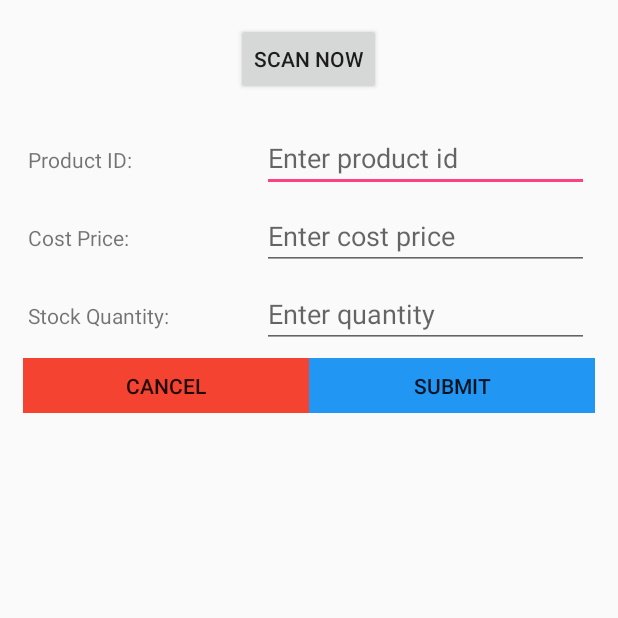
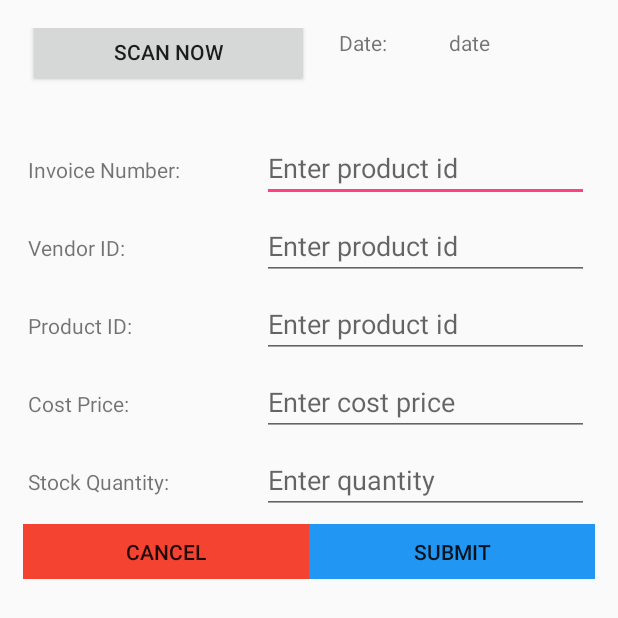
Before and after one commit to Akanshi32/ResellerProfit, an Android app: the layout dialog.xml on its own in the app's theme, with its tools: preview values and no code run, on a phone screen of 412 x 824 dp. Shown: the top 618 px of the screen. Run offline under Robolectric (Android 15) with nearby library versions, the phone set to English and light mode, and no system bars; network calls fail.

Commit message:
login and dialog

```diff
--- a/app/src/main/java/com/vansh/resellerprofit/activity/MainActivity.java
+++ b/app/src/main/java/com/vansh/resellerprofit/activity/MainActivity.java
@@ -280,7 +280,7 @@ public class MainActivity extends AppCompatActivity
         dialog.setContentView(R.layout.dialog_productid);
 
         dialog.setTitle("Product Details");
-        dialog.getWindow().setLayout(width*90/100, height*65/100);
+        dialog.getWindow().setLayout(width*90/100, height*100/100);
         dialog.show();
 
 
--- a/app/src/main/res/layout/activity_splash_screen.xml
+++ b/app/src/main/res/layout/activity_splash_screen.xml
@@ -6,7 +6,7 @@
     android:layout_height="match_parent"
     android:paddingBottom="@dimen/activity_vertical_margin"
     android:paddingLeft="@dimen/activity_horizontal_margin"
-    android:background="#b5121b"
+    android:background="@color/logo"
     android:paddingRight="@dimen/activity_horizontal_margin"
     android:paddingTop="@dimen/activity_vertical_margin"
     tools:context="com.vansh.resellerprofit.activity.SplashScreenActivity">
--- a/app/src/main/res/layout/dialog.xml
+++ b/app/src/main/res/layout/dialog.xml
@@ -1,15 +1,26 @@
 <?xml version="1.0" encoding="utf-8"?>
+<android.support.v4.widget.NestedScrollView
+    android:layout_width="match_parent"
+    android:layout_height="match_parent"
+    xmlns:android="http://schemas.android.com/apk/res/android">
 <LinearLayout
     xmlns:android="http://schemas.android.com/apk/res/android"
     android:layout_width="match_parent"
     android:orientation="vertical"
-
-    android:layout_margin="15dp"
+    android:layout_margin="5dp"
+    android:padding="10dp"
     android:layout_height="match_parent">
 
+    <LinearLayout
+        android:layout_width="match_parent"
+        android:layout_height="wrap_content"
+        android:padding="3dp"
+        android:orientation="horizontal">
+
         <Button
-        android:layout_width="wrap_content"
+            android:layout_width="0dp"
             android:layout_height="wrap_content"
+            android:layout_weight="0.5"
             android:text="@string/btn_scan_now"
             android:layout_centerHorizontal="true"
             android:gravity="center"
@@ -17,8 +28,57 @@
             android:onClick="scanNow"
             android:layout_marginBottom="@dimen/activity_vertical_margin"
             android:id="@+id/btn_scan_now" />
+        <TextView
+            android:layout_width="0dp"
+            android:layout_height="wrap_content"
+            android:layout_weight="0.25"
+            android:paddingLeft="20dp"
+            android:text="Date: "/>
+        <TextView
+            android:layout_width="0dp"
+            android:layout_height="wrap_content"
+            android:layout_weight="0.25"
+            android:id="@+id/purchase_date"
+            android:text="date"/>
 
+    </LinearLayout>
 
+    <LinearLayout
+        android:layout_width="match_parent"
+        android:layout_height="wrap_content"
+        android:padding="3dp"
+        android:orientation="horizontal">
+
+        <TextView
+            android:layout_width="0dp"
+            android:layout_height="wrap_content"
+            android:layout_weight="0.5"
+            android:text="Invoice Number: "/>
+        <EditText
+            android:id="@+id/invoiceno"
+            android:layout_width="0dp"
+            android:layout_height="wrap_content"
+            android:hint="Enter product id"
+            android:layout_weight="0.70"/>
+    </LinearLayout>
+    <LinearLayout
+        android:layout_width="match_parent"
+        android:layout_height="wrap_content"
+        android:padding="3dp"
+        android:orientation="horizontal">
+
+        <TextView
+            android:layout_width="0dp"
+            android:layout_height="wrap_content"
+            android:layout_weight="0.5"
+            android:text="Vendor ID: "/>
+        <EditText
+            android:id="@+id/vendorid"
+            android:layout_width="0dp"
+            android:layout_height="wrap_content"
+            android:hint="Enter product id"
+            android:layout_weight="0.70"/>
+    </LinearLayout>
     <LinearLayout
         android:layout_width="match_parent"
         android:layout_height="wrap_content"
@@ -97,4 +157,6 @@
             android:background="#2196F3"
             android:text="Submit"/>
     </LinearLayout>
+
 </LinearLayout>
+    </android.support.v4.widget.NestedScrollView>
--- a/app/src/main/res/values/colors.xml
+++ b/app/src/main/res/values/colors.xml
@@ -3,5 +3,6 @@
     <color name="colorPrimary">#d50000</color>
     <color name="colorPrimaryDark">#FFB71C1C</color>
     <color name="colorAccent">#FF4081</color>
+    <color name="logo">#b5121b</color>
 
 </resources>
--- a/app/src/main/res/values/strings.xml
+++ b/app/src/main/res/values/strings.xml
@@ -5,7 +5,10 @@
     <string name="navigation_drawer_close">Close navigation drawer</string>
     <string name="scan">Scan</string>
     <string name="action_settings">Settings</string>
+    <string name="login_title"><u>               Reseller Profit                </u>
+    </string>
     <string name="loading">Loading</string>
+    <string name="create_account"><u>No account yet? Create one</u></string>
     <string name="server_client_id">236374937836-0bcsq17t7pcj576c2bvr4lilrc4qf5ca.apps.googleusercontent.com</string>
 
     <!-- Button text -->
```
Also changed, not shown: app/src/main/res/layout/activity_login.xml (+24 -17 lines). Lines whose indentation alone changed are shown as unchanged.
